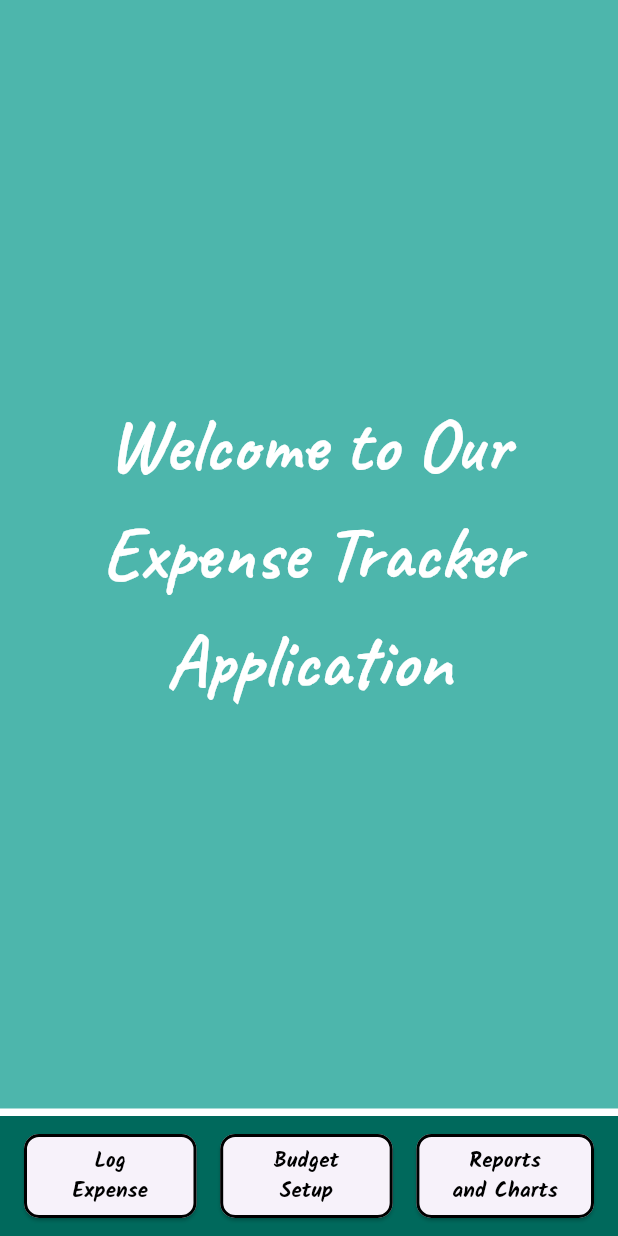
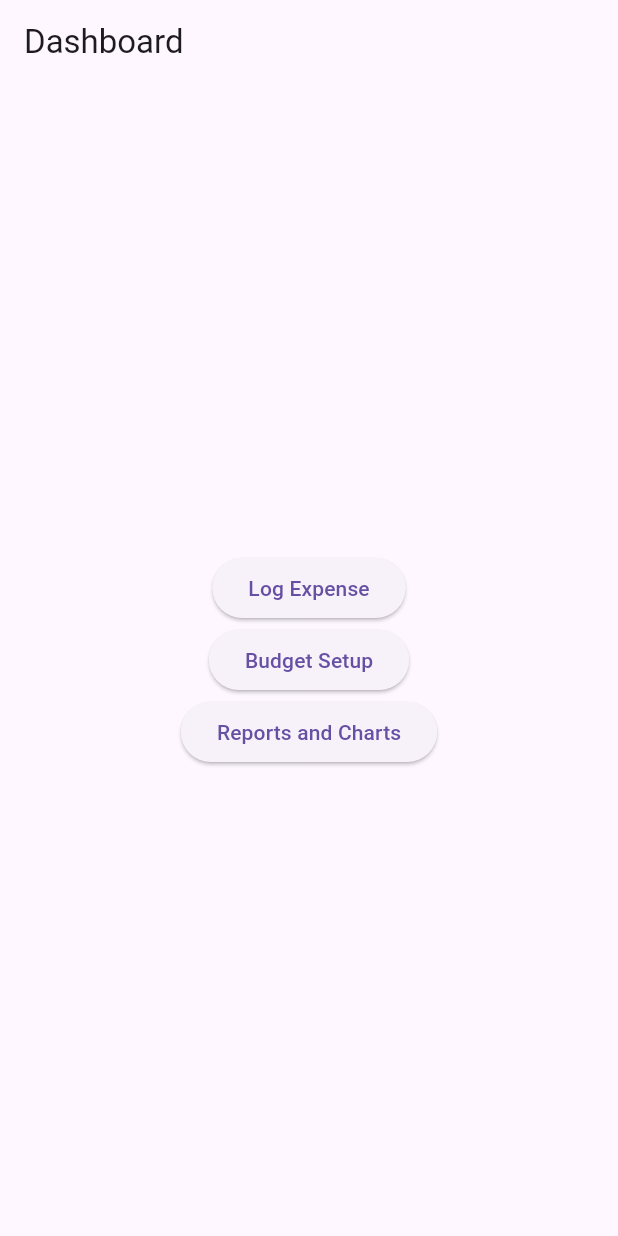
Before and after one commit to CSC4360Spring2024/Project1, a Flutter app: the screen it shows after launch, on a phone screen of 412 x 824 dp. Run offline on Flutter 3.47's test engine with Material 3 defaults, Android fonts, the phone set to English and light mode, and no system bars; our stand-ins replace charts_flutter, google_fonts, sqflite; accounts and stored records are empty.

Commit message:
Revert "This is the Dashboard UI"

```diff
--- a/lib/screens/dashboard.dart
+++ b/lib/screens/dashboard.dart
@@ -1,107 +1,31 @@
 import 'package:flutter/material.dart';
 import '../controllers/dashboard_controller.dart';
-import 'package:google_fonts/google_fonts.dart';
 
 class Dashboard extends StatelessWidget {
   @override
   Widget build(BuildContext context) {
-    final double buttonHeight = 60;
-    final double buttonWidth = 115;
     return Scaffold(
-      backgroundColor: Colors.teal[300],
+      appBar: AppBar(
+        title: Text('Dashboard'),
+      ),
       body: Center(
         child: Column(
           mainAxisAlignment: MainAxisAlignment.center,
           children: <Widget>[
-            Text(
-              "Welcome to Our Expense Tracker Application",
-              style: GoogleFonts.caveat(
-                color: Colors.white,
-                fontSize: 50,
-                fontWeight: FontWeight.bold,
-              ),
-              textAlign: TextAlign.center,
-            ),
-          ],
-        ),
-      ),
-
-      bottomNavigationBar: Container(
-        decoration: BoxDecoration(
-          border: Border(
-            top: BorderSide(width: 5.0, color: Colors.white),
-          ),
-        ),
-        child: BottomAppBar(
-          color: Colors.teal[800],
-          child: Row(
-            mainAxisAlignment: MainAxisAlignment.spaceBetween,
-            children: <Widget>[
             ElevatedButton(
-                style: ElevatedButton.styleFrom(
-                  minimumSize: Size(buttonWidth, buttonHeight),
-                  shape: RoundedRectangleBorder(
-                    borderRadius: BorderRadius.circular(10.0),
-                  ),
-                  side: const BorderSide(
-                    width: 2.0,
-                    color: Colors.black,
-                  ),
-                ),
-                child: Text(
-                  'Log\nExpense',
-                  textAlign: TextAlign.center,
-                  style: GoogleFonts.kalam(
-                    color: Colors.black,
-                    fontWeight: FontWeight.bold,
-                  ),
-                ),
+              child: Text('Log Expense'),
               onPressed: () {
                 DashboardController.navigateToExpenseEntry(context);
               },
             ),
             ElevatedButton(
-                style: ElevatedButton.styleFrom(
-                  minimumSize: Size(buttonWidth, buttonHeight),
-                  shape: RoundedRectangleBorder(
-                    borderRadius: BorderRadius.circular(10.0),
-                  ),
-                  side: const BorderSide(
-                    width: 2.0,
-                    color: Colors.black,
-                  ),
-                ),
-                child: Text(
-                  'Budget\nSetup',
-                  textAlign: TextAlign.center,
-                  style: GoogleFonts.kalam(
-                    color: Colors.black,
-                    fontWeight: FontWeight.bold,
-                  ),
-                ),
+              child: Text('Budget Setup'),
               onPressed: () {
                 DashboardController.navigateToBudgetSetup(context);
               },
             ),
             ElevatedButton(
-                style: ElevatedButton.styleFrom(
-                  minimumSize: Size(buttonWidth, buttonHeight),
-                  shape: RoundedRectangleBorder(
-                    borderRadius: BorderRadius.circular(10.0),
-                  ),
-                  side: const BorderSide(
-                    width: 2.0,
-                    color: Colors.black,
-                  ),
-                ),
-                child: Text(
-                  'Reports\nand Charts',
-                  textAlign: TextAlign.center,
-                  style: GoogleFonts.kalam(
-                    color: Colors.black,
-                    fontWeight: FontWeight.bold,
-                  ),
-                ),
+              child: Text('Reports and Charts'),
               onPressed: () {
                 DashboardController.navigateToReportsAndCharts(context);
               },
@@ -109,7 +33,6 @@ class Dashboard extends StatelessWidget {
           ],
         ),
       ),
-      ),
     );
   }
 }
--- a/pubspec.yaml
+++ b/pubspec.yaml
@@ -35,8 +35,6 @@ dependencies:
   path: ^1.8.2
   intl: ^0.17.0
   charts_flutter: ^0.12.0
-  google_fonts: ^6.2.0
-
   # The following adds the Cupertino Icons font to your application.
   # Use with the CupertinoIcons class for iOS style icons.
   cupertino_icons: ^1.0.2
```
Also changed, not shown: pubspec.lock, 1 other file. Lines whose indentation alone changed are shown as unchanged.
